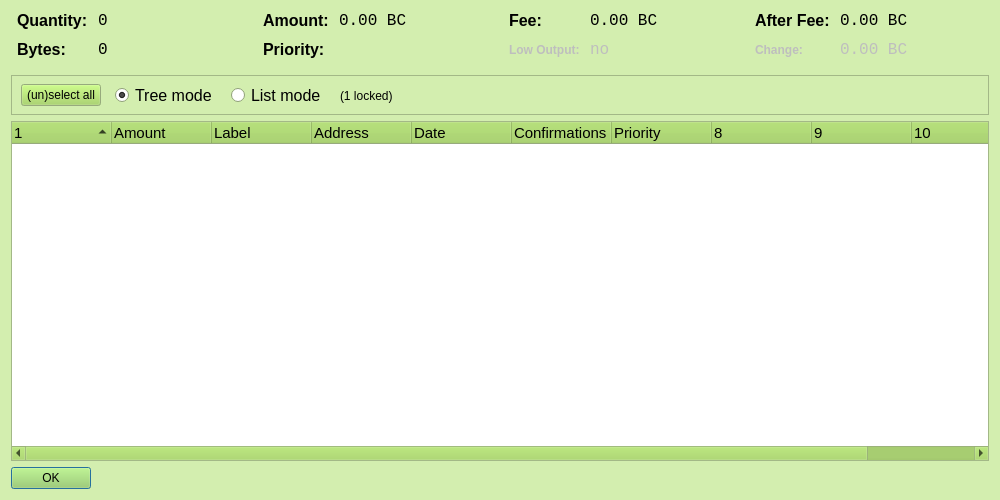
First picture: the form in src/qt/forms/beancontroldialog.ui, repository teambean/BeanCash, before the edit.
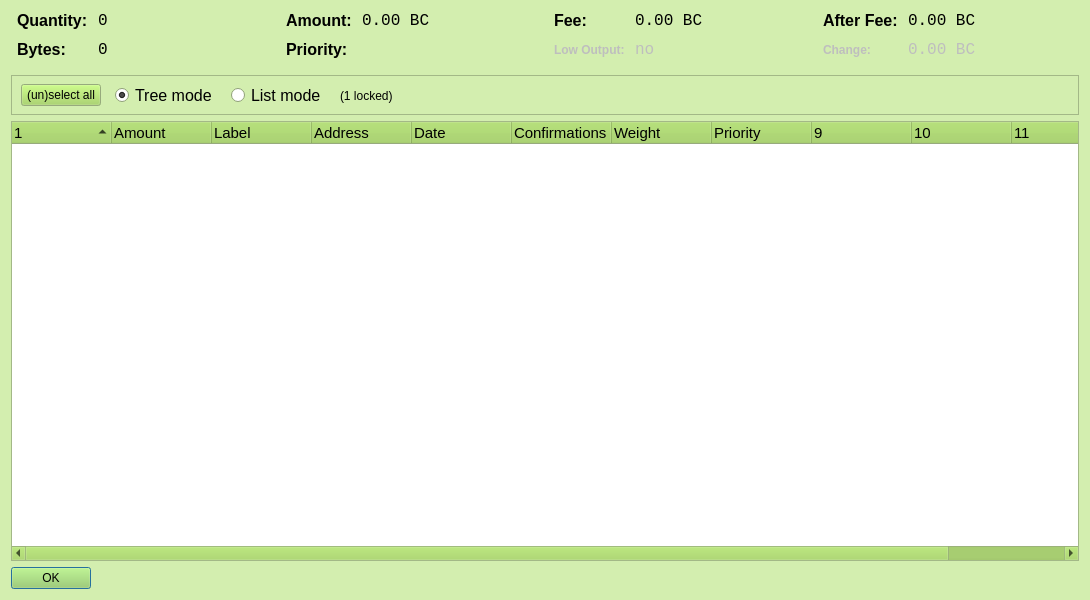
Second picture: the form after the edit. Icons and pictures are not drawn. Custom widgets are drawn as their Qt base class.

Commit message: resize Bean Control window and columns

```diff
--- a/src/qt/forms/beancontroldialog.ui
+++ b/src/qt/forms/beancontroldialog.ui
@@ -6,8 +6,8 @@
    <rect>
     <x>0</x>
     <y>0</y>
-    <width>1000</width>
-    <height>500</height>
+    <width>1090</width>
+    <height>600</height>
    </rect>
   </property>
   <property name="palette">
@@ -712,7 +712,7 @@
       <bool>false</bool>
      </property>
      <property name="columnCount">
-      <number>11</number>
+      <number>12</number>
      </property>
      <attribute name="headerShowSortIndicator" stdset="0">
       <bool>true</bool>
@@ -753,6 +753,11 @@
        <string>Confirmed</string>
       </property>
      </column>
+     <column>
+      <property name="text">
+       <string>Weight</string>
+      </property>
+     </column>
      <column>
       <property name="text">
        <string>Priority</string>
```
Left out of the diff: 2 changed lines with no effect on the pictures. The commit also changes 2 other files.
